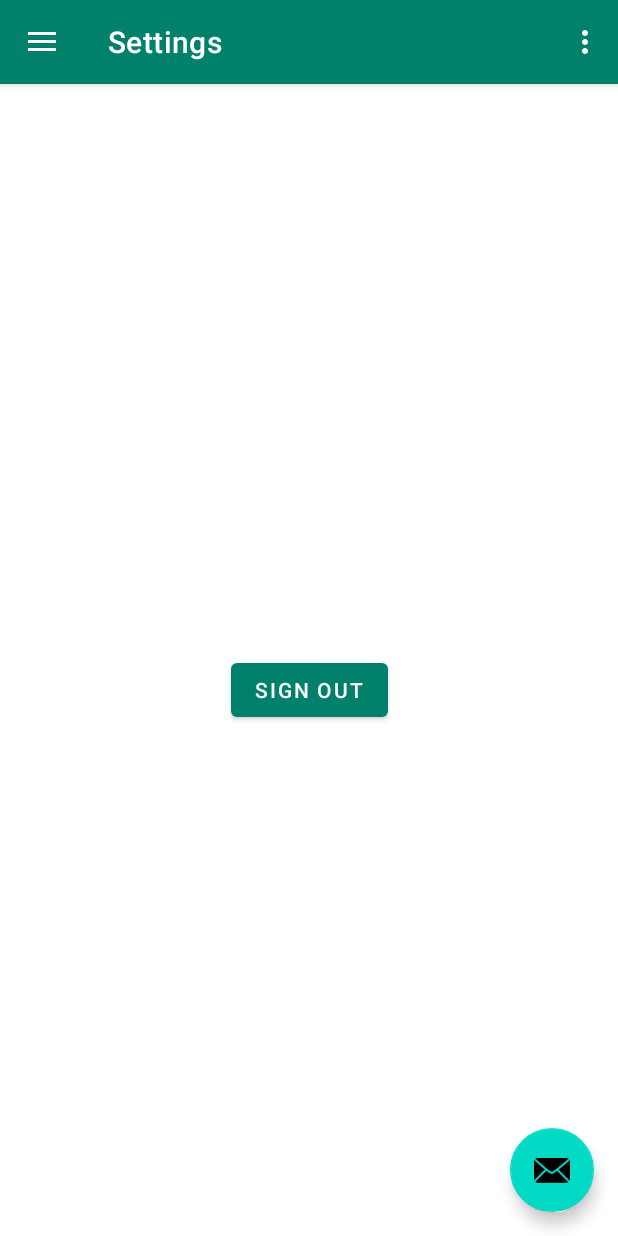
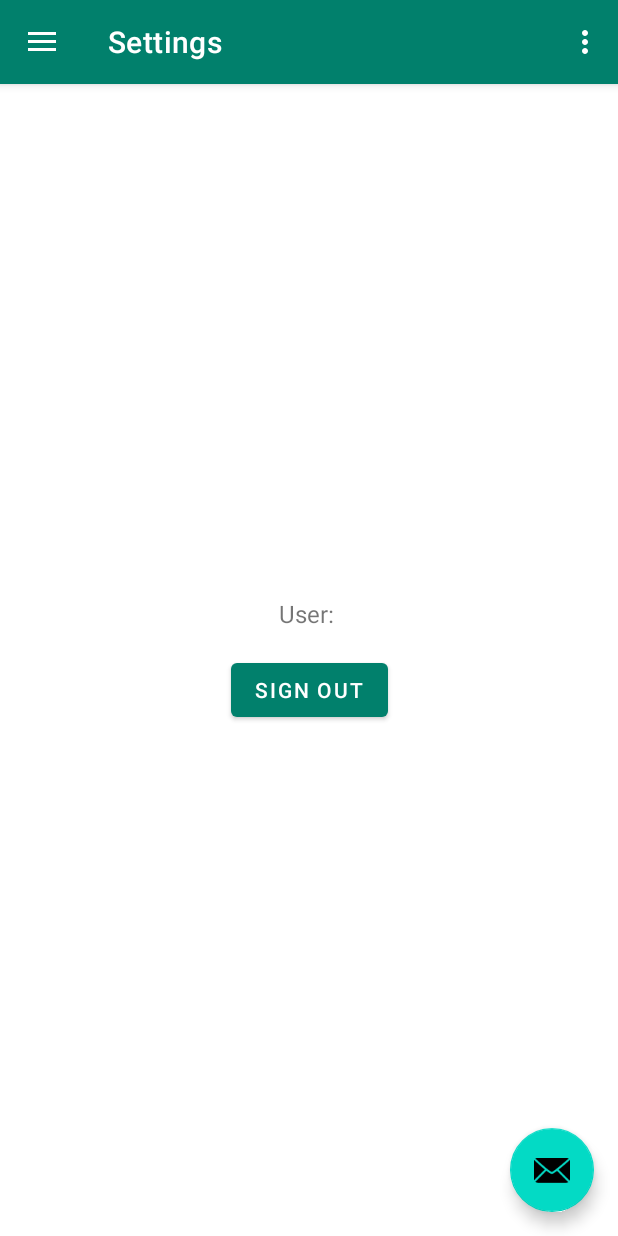
Before and after one commit to marker99/Mit-Dyrs-Sundhed, an Android app: the screen it shows after launch once a user with an empty profile is signed in (MainActivity), in the options menu, after a tap on "Settings", on a phone screen of 412 x 824 dp. Run offline under Robolectric (Android 15) with nearby library versions, the phone set to English and light mode, and no system bars; our stand-ins replace Firebase (no records; nobody signed in at launch, a user with empty details on screens opened directly), navigation-ui; libraries missing offline, so code that uses them is left out: com.firebase.ui.

Commit message:
se hvilken user er logget ind

```diff
--- a/app/src/main/java/com/github/marker99/MainActivity.java
+++ b/app/src/main/java/com/github/marker99/MainActivity.java
@@ -108,4 +108,5 @@ public class MainActivity extends AppCompatActivity {
 
 
 
+
 }
--- a/app/src/main/java/com/github/marker99/ui/SettingsFragment.java
+++ b/app/src/main/java/com/github/marker99/ui/SettingsFragment.java
@@ -12,29 +12,30 @@ import android.view.LayoutInflater;
 import android.view.View;
 import android.view.ViewGroup;
 import android.widget.Button;
+import android.widget.TextView;
 
-import com.github.marker99.R;
-import com.github.marker99.databinding.FragmentHomeBinding;
+
 import com.github.marker99.databinding.SettingsFragmentBinding;
 
 public class SettingsFragment extends Fragment {
 
     private Button signOutButton;
+    private TextView userIdText;
 
     private SettingsFragmentBinding binding;
-
+    private SettingsViewModel settingsViewModel;
 
     @Override
     public View onCreateView(@NonNull LayoutInflater inflater, @Nullable ViewGroup container,
                              @Nullable Bundle savedInstanceState) {
 
-        SettingsViewModel settingsViewModel =
-                new ViewModelProvider(this).get(SettingsViewModel.class);
+        settingsViewModel = new ViewModelProvider(this).get(SettingsViewModel.class);
 
         binding = SettingsFragmentBinding.inflate(inflater, container, false);
         View root = binding.getRoot();
 
         bindings();
+        checkIfSignedIn();
 
         signOutButton.setOnClickListener(view -> {
             settingsViewModel.signOut();
@@ -43,9 +44,19 @@ public class SettingsFragment extends Fragment {
         return root;
     }
 
+    private void checkIfSignedIn() {
+        settingsViewModel.getCurrentUser().observe(getViewLifecycleOwner(), user -> {
+            if (user != null) {
+                String message = "User: " + user.getDisplayName();
+                userIdText.setText(message);
+            }
+        });
+    }
 
     private void bindings() {
         signOutButton = binding.signOutButton;
+        userIdText = binding.userText;
     }
 
+
 }
--- a/app/src/main/java/com/github/marker99/ui/SettingsViewModel.java
+++ b/app/src/main/java/com/github/marker99/ui/SettingsViewModel.java
@@ -4,8 +4,10 @@ import android.app.Application;
 
 import androidx.annotation.NonNull;
 import androidx.lifecycle.AndroidViewModel;
+import androidx.lifecycle.LiveData;
 
 import com.github.marker99.login_firebase.data.UserRepository;
+import com.google.firebase.auth.FirebaseUser;
 
 public class SettingsViewModel extends AndroidViewModel {
 
@@ -17,6 +19,10 @@ public class SettingsViewModel extends AndroidViewModel {
         userRepository = UserRepository.getInstance(application);
     }
 
+    public LiveData<FirebaseUser> getCurrentUser() {
+        return userRepository.getCurrentUser();
+    }
+
     public void signOut() {
         userRepository.signOut();
     }
--- a/app/src/main/res/layout/settings_fragment.xml
+++ b/app/src/main/res/layout/settings_fragment.xml
@@ -5,6 +5,18 @@
     android:layout_width="match_parent"
     android:layout_height="match_parent"
     tools:context=".ui.SettingsFragment">
+
+    <TextView
+        android:id="@+id/userText"
+        android:layout_width="wrap_content"
+        android:layout_height="wrap_content"
+        android:text=""
+        android:textSize="16sp"
+        app:layout_constraintBottom_toTopOf="@+id/signOutButton"
+        app:layout_constraintEnd_toEndOf="parent"
+        app:layout_constraintStart_toStartOf="parent"
+        app:layout_constraintTop_toTopOf="parent"
+        app:layout_constraintVertical_bias="0.956" />
 
     <Button
         android:id="@+id/signOutButton"
```
